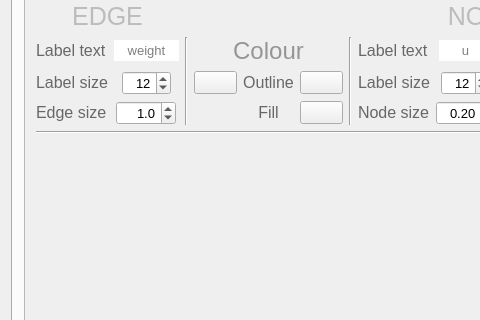
Qt form mainwindow.ui (Razmataz88/Graphic) before a commit; both pictures show x 0 to 480 and y 236 to 556 of the 1300 by 900 pixel window.
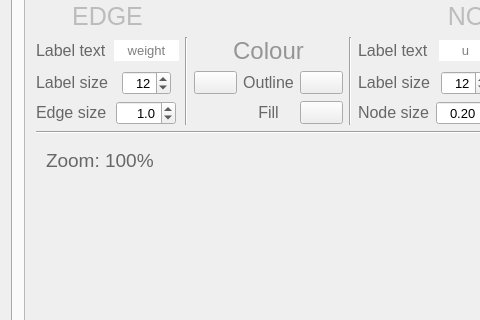
The same form after that commit. Custom widgets are drawn as their Qt base class.

Commit message: canvasscene.cpp:  * July 17, 2020 (IC V1.12)  *  (a) Corrected keyReleaseEvent to properly renumber the newly joined graph  *      if the label of the initial selected node contained only a number.  * July 23, 2020 (IC V1.13)  *  (a) Added searchAndSeparate() function to determine if a graph needs to be  *      split into individual graphs following a node/edge deletion.

The edit to the form file:
```diff
--- a/mainwindow.ui
+++ b/mainwindow.ui
@@ -85,8 +85,8 @@
               <rect>
                <x>0</x>
                <y>0</y>
-               <width>574</width>
-               <height>774</height>
+               <width>580</width>
+               <height>778</height>
               </rect>
              </property>
              <property name="sizePolicy">
@@ -1982,6 +1982,61 @@
                 <property name="autoFillBackground">
                  <bool>false</bool>
                 </property>
+                <widget class="QLabel" name="zoomDisplay">
+                 <property name="geometry">
+                  <rect>
+                   <x>10</x>
+                   <y>10</y>
+                   <width>141</width>
+                   <height>21</height>
+                  </rect>
+                 </property>
+                 <property name="palette">
+                  <palette>
+                   <active>
+                    <colorrole role="WindowText">
+                     <brush brushstyle="SolidPattern">
+                      <color alpha="255">
+                       <red>103</red>
+                       <green>103</green>
+                       <blue>103</blue>
+                      </color>
+                     </brush>
+                    </colorrole>
+                   </active>
+                   <inactive>
+                    <colorrole role="WindowText">
+                     <brush brushstyle="SolidPattern">
+                      <color alpha="255">
+                       <red>103</red>
+                       <green>103</green>
+                       <blue>103</blue>
+                      </color>
+                     </brush>
+                    </colorrole>
+                   </inactive>
+                   <disabled>
+                    <colorrole role="WindowText">
+                     <brush brushstyle="SolidPattern">
+                      <color alpha="255">
+                       <red>120</red>
+                       <green>120</green>
+                       <blue>120</blue>
+                      </color>
+                     </brush>
+                    </colorrole>
+                   </disabled>
+                  </palette>
+                 </property>
+                 <property name="font">
+                  <font>
+                   <pointsize>14</pointsize>
+                  </font>
+                 </property>
+                 <property name="text">
+                  <string>Zoom: 100%</string>
+                 </property>
+                </widget>
                </widget>
               </item>
              </layout>
```
Left out of the diff: 4 changed lines with no effect on the pictures. The commit also changes 15 other files.
